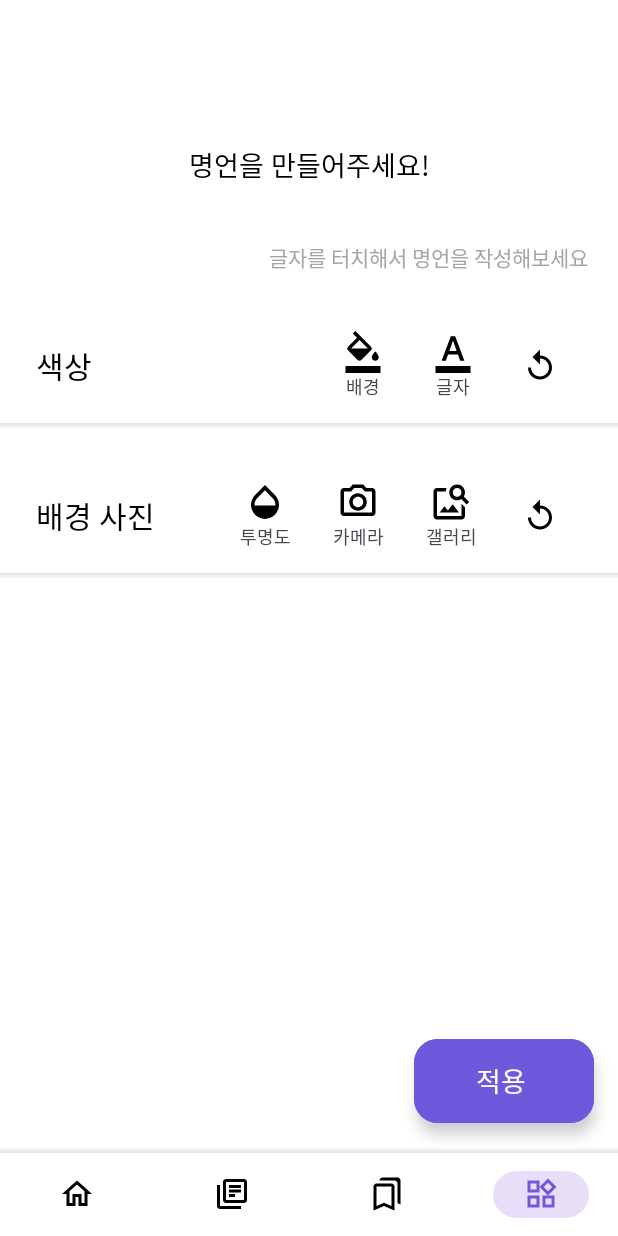
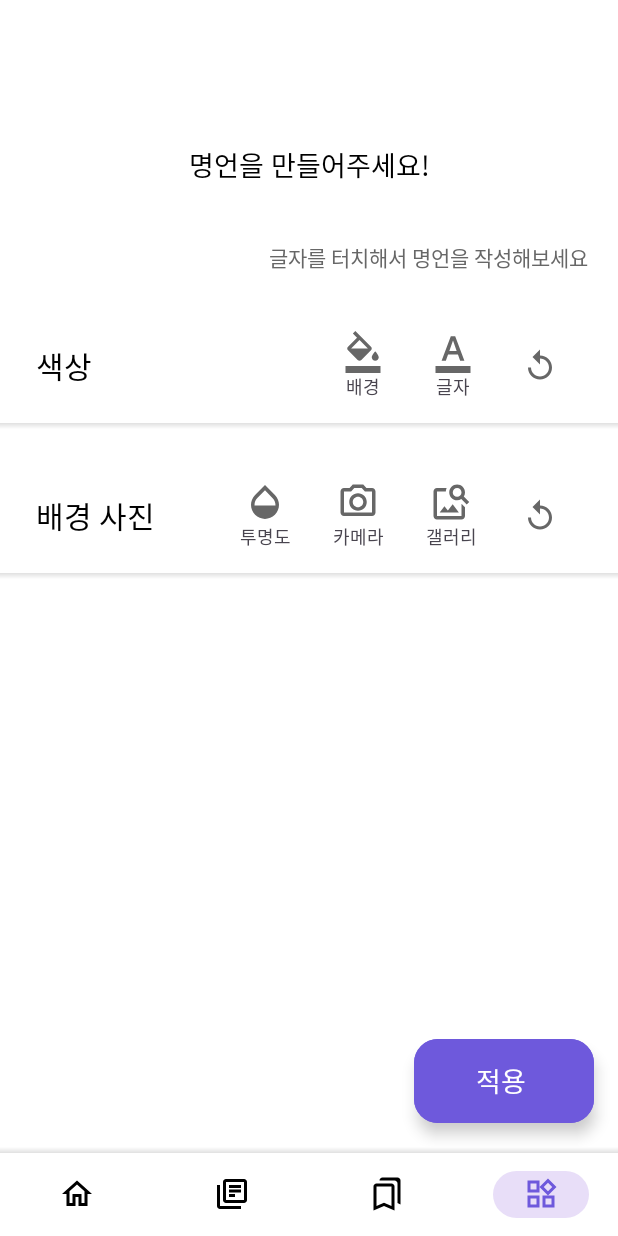
Before and after one commit to qpeterp/Wising, an Android app: the screen it shows after launch (MainActivity), item 4 of the bottom bar chosen, on a phone screen of 412 x 824 dp. Run offline under Robolectric (Android 15) with nearby library versions, the phone set to English and light mode, and no system bars; our stand-ins replace Firebase (no records; nobody signed in at launch, a user with empty details on screens opened directly).

Commit message:
Feat :: DarkTheme

```diff
--- a/app/src/main/res/drawable/ic_background_color.xml
+++ b/app/src/main/res/drawable/ic_background_color.xml
@@ -1,4 +1,4 @@
-<vector android:height="24dp" android:tint="#000000"
+<vector android:height="24dp" android:tint="@color/gray"
     android:viewportHeight="24" android:viewportWidth="24"
     android:width="24dp" xmlns:android="http://schemas.android.com/apk/res/android">
     <path android:fillColor="@android:color/white" android:pathData="M16.56,8.94L7.62,0L6.21,1.41l2.38,2.38L3.44,8.94c-0.59,0.59 -0.59,1.54 0,2.12l5.5,5.5C9.23,16.85 9.62,17 10,17s0.77,-0.15 1.06,-0.44l5.5,-5.5C17.15,10.48 17.15,9.53 16.56,8.94zM5.21,10L10,5.21L14.79,10H5.21zM19,11.5c0,0 -2,2.17 -2,3.5c0,1.1 0.9,2 2,2s2,-0.9 2,-2C21,13.67 19,11.5 19,11.5zM2,20h20v4H2V20z"/>
--- a/app/src/main/res/drawable/ic_bookmarks.xml
+++ b/app/src/main/res/drawable/ic_bookmarks.xml
@@ -1,4 +1,4 @@
-<vector android:height="24dp" android:tint="#000000"
+<vector android:height="24dp" android:tint="@color/black"
     android:viewportHeight="24" android:viewportWidth="24"
     android:width="24dp" xmlns:android="http://schemas.android.com/apk/res/android">
     <path android:fillColor="@android:color/white" android:pathData="M15,7v12.97l-4.21,-1.81 -0.79,-0.34 -0.79,0.34L5,19.97L5,7h10m4,-6L8.99,1C7.89,1 7,1.9 7,3h10c1.1,0 2,0.9 2,2v13l2,1L21,3c0,-1.1 -0.9,-2 -2,-2zM15,5L5,5c-1.1,0 -2,0.9 -2,2v16l7,-3 7,3L17,7c0,-1.1 -0.9,-2 -2,-2z"/>
--- a/app/src/main/res/drawable/ic_books.xml
+++ b/app/src/main/res/drawable/ic_books.xml
@@ -1,5 +1,5 @@
 <vector android:autoMirrored="true" android:height="24dp"
-    android:tint="#000000" android:viewportHeight="24"
+    android:tint="@color/black" android:viewportHeight="24"
     android:viewportWidth="24" android:width="24dp" xmlns:android="http://schemas.android.com/apk/res/android">
     <path android:fillColor="@android:color/white" android:pathData="M4,6L2,6v14c0,1.1 0.9,2 2,2h14v-2L4,20L4,6zM20,2L8,2c-1.1,0 -2,0.9 -2,2v12c0,1.1 0.9,2 2,2h12c1.1,0 2,-0.9 2,-2L22,4c0,-1.1 -0.9,-2 -2,-2zM20,16L8,16L8,4h12v12zM10,9h8v2h-8zM10,12h4v2h-4zM10,6h8v2h-8z"/>
 </vector>
--- a/app/src/main/res/drawable/ic_camera.xml
+++ b/app/src/main/res/drawable/ic_camera.xml
@@ -1,4 +1,4 @@
-<vector android:height="24dp" android:tint="#000000"
+<vector android:height="24dp" android:tint="@color/gray"
     android:viewportHeight="24" android:viewportWidth="24"
     android:width="24dp" xmlns:android="http://schemas.android.com/apk/res/android">
     <path android:fillColor="@android:color/white" android:pathData="M14.12,4l1.83,2L20,6v12L4,18L4,6h4.05l1.83,-2h4.24M15,2L9,2L7.17,4L4,4c-1.1,0 -2,0.9 -2,2v12c0,1.1 0.9,2 2,2h16c1.1,0 2,-0.9 2,-2L22,6c0,-1.1 -0.9,-2 -2,-2h-3.17L15,2zM12,9c1.65,0 3,1.35 3,3s-1.35,3 -3,3 -3,-1.35 -3,-3 1.35,-3 3,-3m0,-2c-2.76,0 -5,2.24 -5,5s2.24,5 5,5 5,-2.24 5,-5 -2.24,-5 -5,-5z"/>
--- a/app/src/main/res/drawable/ic_check_not.xml
+++ b/app/src/main/res/drawable/ic_check_not.xml
@@ -1,4 +1,4 @@
-<vector android:height="24dp" android:tint="#000000"
+<vector android:height="24dp" android:tint="@color/gray"
     android:viewportHeight="24" android:viewportWidth="24"
     android:width="24dp" xmlns:android="http://schemas.android.com/apk/res/android">
     <path android:fillColor="@android:color/white" android:pathData="M9,16.17L5.53,12.7c-0.39,-0.39 -1.02,-0.39 -1.41,0 -0.39,0.39 -0.39,1.02 0,1.41l4.18,4.18c0.39,0.39 1.02,0.39 1.41,0L20.29,7.71c0.39,-0.39 0.39,-1.02 0,-1.41 -0.39,-0.39 -1.02,-0.39 -1.41,0L9,16.17z"/>
--- a/app/src/main/res/drawable/ic_copy.xml
+++ b/app/src/main/res/drawable/ic_copy.xml
@@ -1,4 +1,4 @@
-<vector android:height="24dp" android:tint="#000000"
+<vector android:height="24dp" android:tint="@color/gray"
     android:viewportHeight="24" android:viewportWidth="24"
     android:width="24dp" xmlns:android="http://schemas.android.com/apk/res/android">
     <path android:fillColor="@android:color/white" android:pathData="M16,1L4,1c-1.1,0 -2,0.9 -2,2v14h2L4,3h12L16,1zM19,5L8,5c-1.1,0 -2,0.9 -2,2v14c0,1.1 0.9,2 2,2h11c1.1,0 2,-0.9 2,-2L21,7c0,-1.1 -0.9,-2 -2,-2zM19,21L8,21L8,7h11v14z"/>
--- a/app/src/main/res/drawable/ic_home.xml
+++ b/app/src/main/res/drawable/ic_home.xml
@@ -1,4 +1,4 @@
-<vector android:height="24dp" android:tint="#000000"
+<vector android:height="24dp" android:tint="@color/black"
     android:viewportHeight="24" android:viewportWidth="24"
     android:width="24dp" xmlns:android="http://schemas.android.com/apk/res/android">
     <path android:fillColor="@android:color/white" android:pathData="M12,5.69l5,4.5V18h-2v-6H9v6H7v-7.81l5,-4.5M12,3L2,12h3v8h6v-6h2v6h6v-8h3L12,3z"/>
--- a/app/src/main/res/drawable/ic_image_search.xml
+++ b/app/src/main/res/drawable/ic_image_search.xml
@@ -1,4 +1,4 @@
-<vector android:height="24dp" android:tint="#000000"
+<vector android:height="24dp" android:tint="@color/gray"
     android:viewportHeight="24" android:viewportWidth="24"
     android:width="24dp" xmlns:android="http://schemas.android.com/apk/res/android">
     <path android:fillColor="@android:color/white" android:pathData="M18,13v7L4,20L4,6h5.02c0.05,-0.71 0.22,-1.38 0.48,-2L4,4c-1.1,0 -2,0.9 -2,2v14c0,1.1 0.9,2 2,2h14c1.1,0 2,-0.9 2,-2v-5l-2,-2zM16.5,18h-11l2.75,-3.53 1.96,2.36 2.75,-3.54zM19.3,8.89c0.44,-0.7 0.7,-1.51 0.7,-2.39C20,4.01 17.99,2 15.5,2S11,4.01 11,6.5s2.01,4.5 4.49,4.5c0.88,0 1.7,-0.26 2.39,-0.7L21,13.42 22.42,12 19.3,8.89zM15.5,9C14.12,9 13,7.88 13,6.5S14.12,4 15.5,4 18,5.12 18,6.5 16.88,9 15.5,9z"/>
--- a/app/src/main/res/drawable/ic_opacity.xml
+++ b/app/src/main/res/drawable/ic_opacity.xml
@@ -1,4 +1,4 @@
-<vector android:height="24dp" android:tint="#000000"
+<vector android:height="24dp" android:tint="@color/gray"
     android:viewportHeight="24" android:viewportWidth="24"
     android:width="24dp" xmlns:android="http://schemas.android.com/apk/res/android">
     <path android:fillColor="@android:color/white" android:pathData="M17.66,8L12,2.35 6.34,8C4.78,9.56 4,11.64 4,13.64s0.78,4.11 2.34,5.67 3.61,2.35 5.66,2.35 4.1,-0.79 5.66,-2.35S20,15.64 20,13.64 19.22,9.56 17.66,8zM6,14c0.01,-2 0.62,-3.27 1.76,-4.4L12,5.27l4.24,4.38C17.38,10.77 17.99,12 18,14H6z"/>
--- a/app/src/main/res/drawable/ic_reset.xml
+++ b/app/src/main/res/drawable/ic_reset.xml
@@ -1,4 +1,4 @@
-<vector android:height="24dp" android:tint="#000000"
+<vector android:height="24dp" android:tint="@color/gray"
     android:viewportHeight="24" android:viewportWidth="24"
     android:width="24dp" xmlns:android="http://schemas.android.com/apk/res/android">
     <path android:fillColor="@android:color/white" android:pathData="M12,5V1L7,6l5,5V7c3.31,0 6,2.69 6,6s-2.69,6 -6,6 -6,-2.69 -6,-6H4c0,4.42 3.58,8 8,8s8,-3.58 8,-8 -3.58,-8 -8,-8z"/>
--- a/app/src/main/res/drawable/ic_search.xml
+++ b/app/src/main/res/drawable/ic_search.xml
@@ -1,4 +1,4 @@
-<vector android:height="24dp" android:tint="#000000"
+<vector android:height="24dp" android:tint="@color/gray"
     android:viewportHeight="24" android:viewportWidth="24"
     android:width="24dp" xmlns:android="http://schemas.android.com/apk/res/android">
     <path android:fillColor="@android:color/white" android:pathData="M15.5,14h-0.79l-0.28,-0.27C15.41,12.59 16,11.11 16,9.5 16,5.91 13.09,3 9.5,3S3,5.91 3,9.5 5.91,16 9.5,16c1.61,0 3.09,-0.59 4.23,-1.57l0.27,0.28v0.79l5,4.99L20.49,19l-4.99,-5zM9.5,14C7.01,14 5,11.99 5,9.5S7.01,5 9.5,5 14,7.01 14,9.5 11.99,14 9.5,14z"/>
--- a/app/src/main/res/drawable/ic_share.xml
+++ b/app/src/main/res/drawable/ic_share.xml
@@ -1,4 +1,4 @@
-<vector android:height="24dp" android:tint="#000000"
+<vector android:height="24dp" android:tint="@color/gray"
     android:viewportHeight="24" android:viewportWidth="24"
     android:width="24dp" xmlns:android="http://schemas.android.com/apk/res/android">
     <path android:fillColor="@android:color/white" android:pathData="M18,16.08c-0.76,0 -1.44,0.3 -1.96,0.77L8.91,12.7c0.05,-0.23 0.09,-0.46 0.09,-0.7s-0.04,-0.47 -0.09,-0.7l7.05,-4.11c0.54,0.5 1.25,0.81 2.04,0.81 1.66,0 3,-1.34 3,-3s-1.34,-3 -3,-3 -3,1.34 -3,3c0,0.24 0.04,0.47 0.09,0.7L8.04,9.81C7.5,9.31 6.79,9 6,9c-1.66,0 -3,1.34 -3,3s1.34,3 3,3c0.79,0 1.5,-0.31 2.04,-0.81l7.12,4.16c-0.05,0.21 -0.08,0.43 -0.08,0.65 0,1.61 1.31,2.92 2.92,2.92 1.61,0 2.92,-1.31 2.92,-2.92s-1.31,-2.92 -2.92,-2.92z"/>
--- a/app/src/main/res/drawable/ic_text_color.xml
+++ b/app/src/main/res/drawable/ic_text_color.xml
@@ -1,4 +1,4 @@
-<vector android:height="24dp" android:tint="#000000"
+<vector android:height="24dp" android:tint="@color/gray"
     android:viewportHeight="24" android:viewportWidth="24"
     android:width="24dp" xmlns:android="http://schemas.android.com/apk/res/android">
     <path android:fillColor="@android:color/white" android:pathData="M2,20h20v4H2V20zM5.49,17h2.42l1.27,-3.58h5.65L16.09,17h2.42L13.25,3h-2.5L5.49,17zM9.91,11.39l2.03,-5.79h0.12l2.03,5.79H9.91z"/>
--- a/app/src/main/res/drawable/ic_widgets.xml
+++ b/app/src/main/res/drawable/ic_widgets.xml
@@ -1,4 +1,4 @@
-<vector android:height="24dp" android:tint="#000000"
+<vector android:height="24dp" android:tint="@color/black"
     android:viewportHeight="24" android:viewportWidth="24"
     android:width="24dp" xmlns:android="http://schemas.android.com/apk/res/android">
     <path android:fillColor="@android:color/white" android:pathData="M16.66,4.52l2.83,2.83 -2.83,2.83 -2.83,-2.83 2.83,-2.83M9,5v4L5,9L5,5h4m10,10v4h-4v-4h4M9,15v4L5,19v-4h4m7.66,-13.31L11,7.34 16.66,13l5.66,-5.66 -5.66,-5.65zM11,3L3,3v8h8L11,3zM21,13h-8v8h8v-8zM11,13L3,13v8h8v-8z"/>
--- /dev/null
+++ b/app/src/main/res/values-night/colors.xml
@@ -0,0 +1,13 @@
+<?xml version="1.0" encoding="utf-8"?>
+<resources>
+    <color name="black">#FFFFFFFF</color>
+    <color name="white">#FF000000</color>
+
+    <color name="primaryColor">#9B7CD6</color>
+    <color name="primaryColorLight">#7C6AAB</color>
+    <color name="primaryColorDark">#423773</color>
+    <color name="primaryColorWhite">#B1A6C6</color>
+    <color name="primaryColorDeep">#2B224B</color>
+
+    <color name="gray">#FFA5A5A5</color>
+</resources>
--- a/app/src/main/res/values/colors.xml
+++ b/app/src/main/res/values/colors.xml
@@ -11,7 +11,7 @@
     <color name="primaryColorDeep">#FF393166</color>
 
     <color name="whiteGray">#FFF0F4F5</color>
-    <color name="gray">#FFA5A5A5</color>
+    <color name="gray">#FF676767</color>
     <color name="light_blue_50">#FFE1F5FE</color>
     <color name="light_blue_200">#FF81D4FA</color>
     <color name="light_blue_600">#FF039BE5</color>
```
